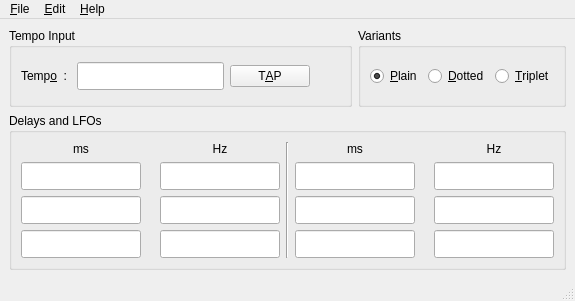
First picture: the form in steadypie/src/gui/forms/qrestmainwindow.ui, repository deufrai/Qrest, before the edit.
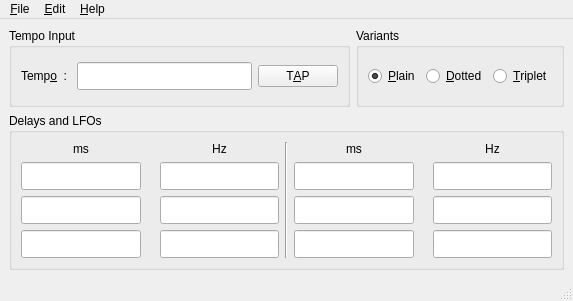
Second picture: the form after the edit. Icons and pictures are not drawn.

```diff
--- a/steadypie/src/gui/forms/qrestmainwindow.ui
+++ b/steadypie/src/gui/forms/qrestmainwindow.ui
@@ -5,7 +5,7 @@
    <rect>
     <x>0</x>
     <y>0</y>
-    <width>575</width>
+    <width>573</width>
     <height>301</height>
    </rect>
   </property>
@@ -31,16 +31,16 @@
   <widget class="QWidget" name="centralwidget" >
    <layout class="QGridLayout" name="gridLayout_5" >
     <item row="0" column="0" >
-     <layout class="QVBoxLayout" name="verticalLayout" >
+     <layout class="QHBoxLayout" name="horizontalLayout_4" >
       <item>
-       <layout class="QHBoxLayout" name="horizontalLayout_2" >
-        <item>
-         <widget class="QGroupBox" name="groupBox" >
+       <widget class="QGroupBox" name="tempoInputGroupBox" >
           <property name="title" >
            <string>Tempo Input</string>
           </property>
           <layout class="QGridLayout" name="gridLayout" >
            <item row="0" column="0" >
+          <layout class="QHBoxLayout" name="tempoInputHorizontalLayout" >
+           <item>
             <widget class="QLabel" name="tempoLabel" >
              <property name="text" >
               <string>Temp&amp;o  : </string>
@@ -50,7 +50,7 @@
              </property>
             </widget>
            </item>
-           <item row="0" column="1" >
+           <item>
             <widget class="QLineEdit" name="tempoEdit" >
              <property name="minimumSize" >
               <size>
@@ -69,7 +69,7 @@
              </property>
             </widget>
            </item>
-           <item row="0" column="2" >
+           <item>
             <widget class="QPushButton" name="tapButton" >
              <property name="toolTip" >
               <string>Click in sync with beats until steadiness indicator goes green</string>
@@ -79,18 +79,7 @@
              </property>
             </widget>
            </item>
-           <item row="0" column="3" >
-            <widget class="QLabel" name="steadyHint" >
-             <property name="minimumSize" >
-              <size>
-               <width>24</width>
-               <height>0</height>
-              </size>
-             </property>
-             <property name="text" >
-              <string/>
-             </property>
-            </widget>
+          </layout>
            </item>
           </layout>
          </widget>
@@ -130,7 +119,7 @@
         </item>
        </layout>
       </item>
-      <item>
+    <item row="1" column="0" >
        <widget class="QGroupBox" name="groupBox_2" >
         <property name="title" >
          <string>Delays and LFOs</string>
@@ -529,15 +518,13 @@
        </widget>
       </item>
      </layout>
-    </item>
-   </layout>
   </widget>
   <widget class="QMenuBar" name="menubar" >
    <property name="geometry" >
     <rect>
      <x>0</x>
      <y>0</y>
-     <width>575</width>
+     <width>573</width>
      <height>19</height>
     </rect>
    </property>
```
Left out of the diff: 1 changed line with no effect on the pictures. Lines whose indentation alone changed are shown as unchanged.
